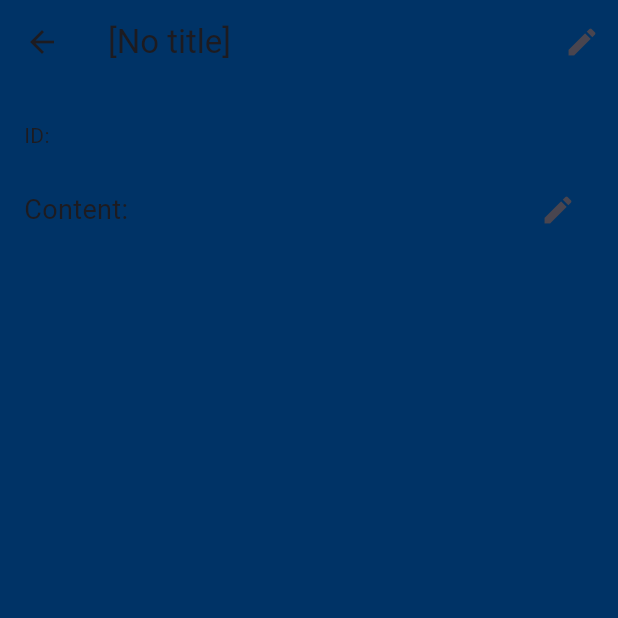
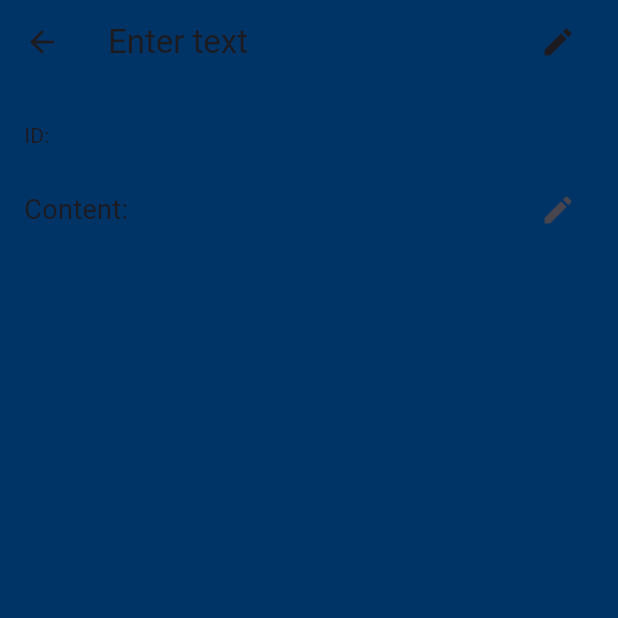
Before and after one commit to Jakob37/Mind-in-Flutter, a Flutter app: the EntryView screen opened directly with empty values, on a phone screen of 412 x 824 dp, the top half of it. Run offline on Flutter 3.47's test engine with Material 3 defaults, Android fonts, the light colour scheme and no system bars; our stand-ins replace logger; generated files the repository leaves out were written again.

Commit message:
Clean up type issues

```diff
--- a/lib/src/app.dart
+++ b/lib/src/app.dart
@@ -66,7 +66,11 @@ class MindApp extends StatelessWidget {
                       },
                     );
                   case StoreView.routeName:
-                    return const StoreView();
+                    return StoreView(
+                        assignTitle: (String storeId, String title) {
+                      db.updateStoreTitle(storeId, title);
+                      writeDb(db, verbose: true);
+                    });
                   case EntriesView.routeName:
                   default:
                     return appTabsView(db);
--- /dev/null
+++ b/lib/src/ui/edit_title.dart
@@ -0,0 +1,57 @@
+import 'package:flutter/material.dart';
+
+class EditText extends StatefulWidget {
+  final Function(String) onChange;
+  const EditText({super.key, required this.onChange});
+
+  @override
+  EditTextState createState() => EditTextState();
+}
+
+class EditTextState extends State<EditText> {
+  bool _isEditing = false;
+  late TextEditingController _textController;
+
+  @override
+  void initState() {
+    super.initState();
+    _textController = TextEditingController();
+  }
+
+  @override
+  void dispose() {
+    _textController.dispose();
+    super.dispose();
+  }
+
+  @override
+  Widget build(BuildContext context) {
+    return Row(children: [
+      Expanded(
+          child: _isEditing
+              ? TextField(
+                  controller: _textController,
+                  onSubmitted: (newValue) {
+                    widget.onChange(newValue);
+                    setState(() {
+                      _isEditing = false;
+                    });
+                  },
+                )
+              : Text(_textController.text.isEmpty
+                  ? "Enter text"
+                  : _textController.text)),
+      IconButton(
+          icon: Icon(_isEditing ? Icons.check : Icons.edit),
+          onPressed: () {
+            setState(() {
+              if (_isEditing) {
+                _isEditing = false;
+              } else {
+                _isEditing = true;
+              }
+            });
+          })
+    ]);
+  }
+}
--- a/lib/src/views/entries_view.dart
+++ b/lib/src/views/entries_view.dart
@@ -64,8 +64,7 @@ class EntriesViewState extends State<EntriesView> {
 
   Widget _buildItem(BuildContext context, Entry entry) {
     logger.i(entry.toJsonString());
-    EntryViewArguments args = EntryViewArguments(entry, (Entry entry) {
-      // logger.i("Received entry: ${entry.toJsonString()}");
+    EntryViewArguments args = EntryViewArguments(entry, () {
       setState(() {});
     });
 
--- a/lib/src/views/entry_view.dart
+++ b/lib/src/views/entry_view.dart
@@ -1,13 +1,14 @@
 import 'package:flutter/material.dart';
 import 'package:logger/logger.dart';
 import 'package:mind_flutter/src/database.dart';
+import 'package:mind_flutter/src/ui/edit_title.dart';
 
 Logger logger = Logger(printer: PrettyPrinter());
 
 class EntryViewArguments {
   final Entry entry;
-  final Function(Entry) updateEntries;
-  EntryViewArguments(this.entry, this.updateEntries);
+  final Function() refreshParent;
+  EntryViewArguments(this.entry, this.refreshParent);
 }
 
 class EntryView extends StatefulWidget {
@@ -20,16 +21,15 @@ class EntryView extends StatefulWidget {
 }
 
 class EntryViewState extends State<EntryView> {
-  bool _isEditing = false;
-  late TextEditingController _titleController;
+  // late TextEditingController _titleController;
   late TextEditingController _contentController;
   late Entry entry;
-  late Function(Entry) updateEntries;
+  late Function() refreshParent;
 
   @override
   void initState() {
     super.initState();
-    _titleController = TextEditingController();
+    // _titleController = TextEditingController();
     _contentController = TextEditingController();
   }
 
@@ -39,14 +39,14 @@ class EntryViewState extends State<EntryView> {
     final EntryViewArguments args =
         ModalRoute.of(context)!.settings.arguments as EntryViewArguments;
     entry = args.entry;
-    updateEntries = args.updateEntries;
-    _titleController.text = entry.title;
+    refreshParent = args.refreshParent;
+    // _titleController.text = entry.title;
     _contentController.text = entry.content;
   }
 
   @override
   void dispose() {
-    _titleController.dispose();
+    // _titleController.dispose();
     _contentController.dispose();
     super.dispose();
   }
@@ -55,32 +55,39 @@ class EntryViewState extends State<EntryView> {
   Widget build(BuildContext context) {
     return Scaffold(
       appBar: AppBar(
-        title: _isEditing
-            ? TextField(
-                controller: _titleController,
-                autofocus: true,
-                style: const TextStyle(color: Colors.white),
-                decoration: InputDecoration(
-                  hintText: entry.title,
-                  border: InputBorder.none,
-                  hintStyle: const TextStyle(color: Colors.white70),
-                ))
-            : Text(_titleController.text != ""
-                ? _titleController.text
-                : "[No title]"),
-        actions: [
-          IconButton(
-              icon: Icon(_isEditing ? Icons.check : Icons.edit),
-              onPressed: () {
-                setState(() {
-                  entry.title = _titleController.text;
-                  entry.content = _contentController.text;
-                  _isEditing = !_isEditing;
-                });
-                widget.assignTitleInScratch(entry.id, _titleController.text);
-                updateEntries(entry);
-              })
-        ],
+        title: EditText(onChange: (String newTitle) {
+          setState(() {
+            entry.title = newTitle;
+          });
+          widget.assignTitleInScratch(entry.id, newTitle);
+          refreshParent();
+        }),
+        // title: _isEditing
+        //     ? TextField(
+        //         controller: _titleController,
+        //         autofocus: true,
+        //         style: const TextStyle(color: Colors.white),
+        //         decoration: InputDecoration(
+        //           hintText: entry.title,
+        //           border: InputBorder.none,
+        //           hintStyle: const TextStyle(color: Colors.white70),
+        //         ))
+        //     : Text(_titleController.text != ""
+        //         ? _titleController.text
+        //         : "[No title]"),
+        // actions: [
+        //   IconButton(
+        //       icon: Icon(_isEditing ? Icons.check : Icons.edit),
+        //       onPressed: () {
+        //         setState(() {
+        //           entry.title = _titleController.text;
+        //           entry.content = _contentController.text;
+        //           _isEditing = !_isEditing;
+        //         });
+        //         widget.assignTitleInScratch(entry.id, _titleController.text);
+        //         refreshParent();
+        //       })
+        // ],
       ),
       body: Padding(
         padding: const EdgeInsets.all(16),
--- a/lib/src/views/stores_view.dart
+++ b/lib/src/views/stores_view.dart
@@ -60,7 +60,9 @@ class StoresViewState extends State<StoresView> {
     return storeCard(context, store, () {
       logger.i("Open another entries page here");
       Navigator.restorablePushNamed(context, StoreView.routeName,
-          arguments: StoreViewArguments(store.title).toJsonString());
+          arguments: StoreViewArguments(store, () {
+            setState(() {});
+          }));
     }, () {
       _showConfirmModal(context, () {
         _removeStore(stores.indexOf(store));
```
Also changed, not shown: lib/src/database.dart (+5 -2 lines), lib/src/views/store_view.dart (+46 -21 lines).
